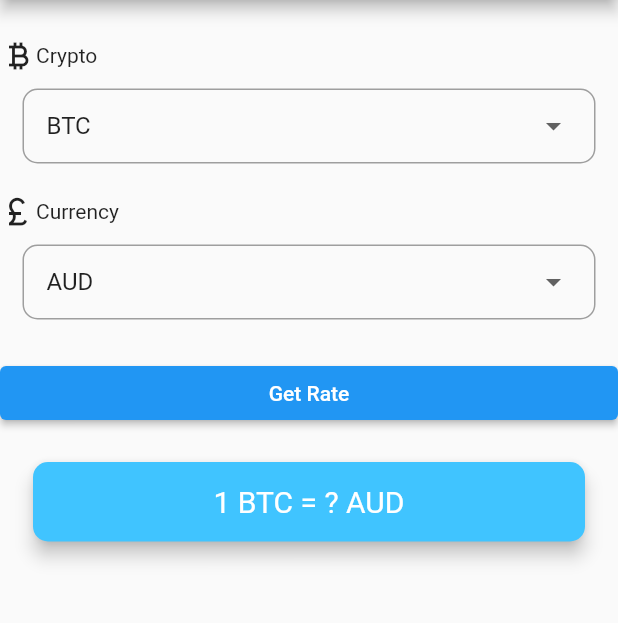
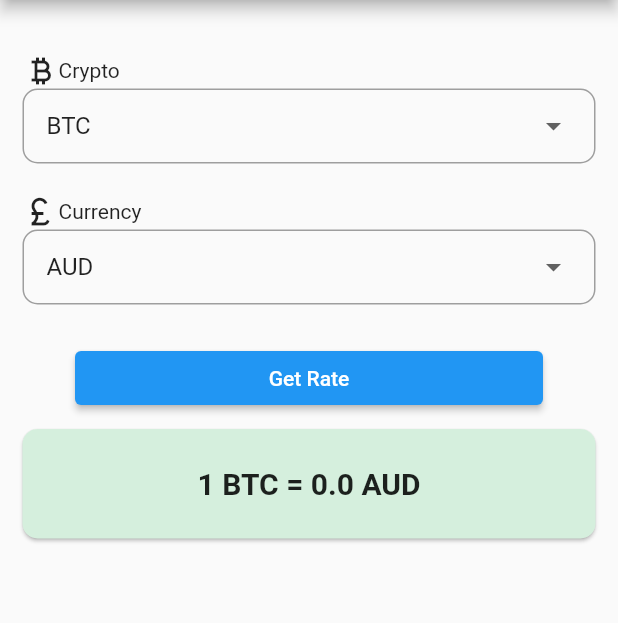
Before and after one commit to PascalJK/bitcoin_ticker, a Flutter app: the screen it shows after launch, on a phone screen of 412 x 824 dp, the part 84-707 px from its top. Run offline on Flutter 3.47's test engine with Material 2 defaults, Android fonts, the phone set to English and light mode, and no system bars.

Commit message:
- added more features to ui. - made ui improvments to card_picker widget.

```diff
--- a/lib/price_screen.dart
+++ b/lib/price_screen.dart
@@ -12,6 +12,7 @@ class PriceScreen extends StatefulWidget {
 class _PriceScreenState extends State<PriceScreen> {
   String selectedCrypto = cryptoList.first;
   String selectedCurrency = currenciesList.first;
+  double currencyValue = 0;
 
   List<DropdownMenuItem> createDropdownItems(List<String> list) {
     List<DropdownMenuItem> dropdownItems = [];
@@ -31,70 +32,56 @@ class _PriceScreenState extends State<PriceScreen> {
       appBar: AppBar(
         title: const Text('🤑 Coin Ticker'),
       ),
-      body: Column(
+      body: Container(
+        margin: const EdgeInsets.only(left: 15, right: 15, top: 10),
+        child: Column(
           crossAxisAlignment: CrossAxisAlignment.stretch,
           children: <Widget>[
-          const SizedBox(
-            height: 25,
-          ),
-          Row(
-            children: [
-              Icon(Icons.currency_bitcoin),
-              const Text("Crypto"),
-            ],
-          ),
+            const SizedBox(height: 25),
             CardPicker(
+              title: "Crypto",
+              iconData: Icons.currency_bitcoin,
               items: createDropdownItems(cryptoList),
               selectedCurrency: selectedCrypto,
               onCurrencySelected: (value) =>
                   setState(() => selectedCrypto = value),
             ),
-          SizedBox(
-            height: 20,
-          ),
-          Row(
-            children: [
-              Icon(Icons.currency_pound),
-              const Text("Currency"),
-            ],
-          ),
+            const SizedBox(height: 20),
             CardPicker(
+              title: "Currency",
+              iconData: Icons.currency_pound,
               items: createDropdownItems(currenciesList),
               selectedCurrency: selectedCurrency,
               onCurrencySelected: (value) =>
                   setState(() => selectedCurrency = value),
             ),
-          const SizedBox(
-            height: 25,
-          ),
-          ElevatedButton(
+            const SizedBox(height: 25),
+            Container(
+              margin: const EdgeInsets.symmetric(horizontal: 35),
+              child: ElevatedButton(
                 onPressed: () {},
                 child: const Text("Get Rate"),
               ),
-          Padding(
-            padding: const EdgeInsets.fromLTRB(18.0, 18.0, 18.0, 0),
-            child: Card(
-              color: Colors.lightBlueAccent,
-              elevation: 5.0,
+            ),
+            Card(
+              margin: const EdgeInsets.symmetric(vertical: 10),
+              color: const Color(0xFFD5EFDD),
               shape: RoundedRectangleBorder(
-                borderRadius: BorderRadius.circular(10.0),
-              ),
+                  borderRadius: BorderRadius.circular(10.0)),
               child: Padding(
-                padding: const EdgeInsets.symmetric(
-                    vertical: 15.0, horizontal: 28.0),
+                padding: const EdgeInsets.symmetric(vertical: 25),
+                child: Center(
                   child: Text(
-                  '1 BTC = ? $selectedCurrency',
-                  textAlign: TextAlign.center,
+                    "1 $selectedCrypto = $currencyValue $selectedCurrency",
                     style: const TextStyle(
-                    fontSize: 20.0,
-                    color: Colors.white,
-                  ),
+                        fontSize: 20.0, fontWeight: FontWeight.w700),
                   ),
                 ),
               ),
             ),
           ],
         ),
+      ),
     );
   }
 }
--- a/lib/widget/card_picker.dart
+++ b/lib/widget/card_picker.dart
@@ -5,16 +5,25 @@ class CardPicker extends StatelessWidget {
       {super.key,
       required this.onCurrencySelected,
       required this.selectedCurrency,
-      required this.items});
+      required this.items, required this.title, required this.iconData});
 
   final Function(dynamic value) onCurrencySelected;
+  final String title;
+  final IconData iconData;
   final String selectedCurrency;
   final List<DropdownMenuItem> items;
 
   @override
   Widget build(BuildContext context) {
-    return Container(
-      margin: const EdgeInsets.only(left: 15, right: 15, top: 10),
+    return Column(
+      children: [
+        Row(
+          children: [
+            Icon(iconData),
+            Text(title),
+          ],
+        ),
+        Container(
           padding: const EdgeInsets.only(left: 15, right: 15),
           decoration: BoxDecoration(
               border: Border.all(color: Colors.grey),
@@ -28,6 +37,8 @@ class CardPicker extends StatelessWidget {
             items: items,
             onChanged: onCurrencySelected,
           ),
+        ),
+      ],
     );
   }
 }
```
Lines whose indentation alone changed are shown as unchanged.
